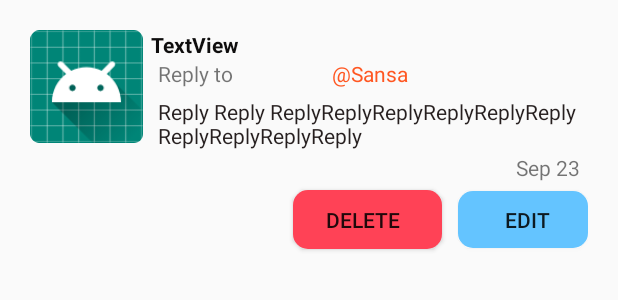
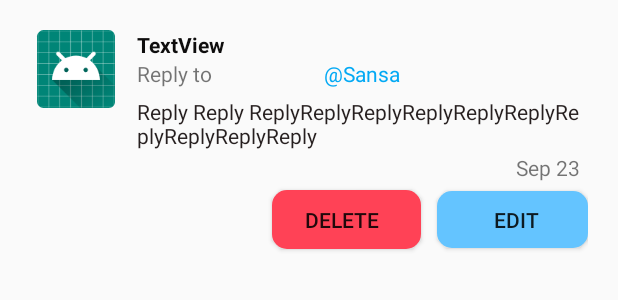
Before and after one commit to VidulaDakshitha/Question-Answer-mobile-app-using-Android-studio, an Android app: the layout reply_dashbord_reply_row.xml on its own in the app's theme, with its tools: preview values and no code run, on a phone screen of 412 x 824 dp. Shown: the top 300 px of the screen. Run offline under Robolectric (Android 15) with nearby library versions, the phone set to English and light mode, and no system bars.

Commit message:
User can see his replies in replydasbord,Add new calss to get reply form firebase

```diff
--- a/app/src/main/res/layout/reply_dashbord_reply_row.xml
+++ b/app/src/main/res/layout/reply_dashbord_reply_row.xml
@@ -7,11 +7,10 @@
     android:padding="20dp">
 
     <ImageView
-        android:layout_width="75dp"
-        android:layout_height="75dp"
-        android:src="@mipmap/ic_launcher_round"
         android:id="@+id/userimage"
-        />
+        android:layout_width="61dp"
+        android:layout_height="52dp"
+        android:src="@mipmap/ic_launcher_round" />
 
     <LinearLayout
           android:layout_width="match_parent"
@@ -24,7 +23,7 @@
             android:id="@+id/user_name"
             android:layout_width="match_parent"
             android:layout_height="wrap_content"
-            android:paddingLeft="5dp"
+            android:paddingLeft="10dp"
             android:text="TextView"
             android:textColor="#0E0D0D"
             android:textStyle="bold" />
@@ -36,7 +35,7 @@
 
             <TextView
                 android:id="@+id/replyto"
-                android:layout_width="6dp"
+                android:layout_width="10dp"
                 android:layout_height="match_parent"
                 android:layout_weight="1"
                 android:paddingLeft="10dp"
@@ -51,7 +50,7 @@
                 android:paddingLeft="5dp"
                 android:paddingRight="5dp"
                 android:text="@string/reply_user"
-                android:textColor="#FF5722" />
+                android:textColor="#03A9F4" />
         </LinearLayout>
 
         <TextView
```
Also changed, not shown: app/src/main/java/com/example/madforumapp/Reply.java (+17 -7 lines), app/src/main/java/com/example/madforumapp/ReplyDashbord.java (+7 -5 lines), app/src/main/java/com/example/madforumapp/ReplyDbManipulator.java (added, +58 -0 lines), app/src/main/res/layout/activity_reply_dashbord.xml (+26 -30 lines), 1 other file.
